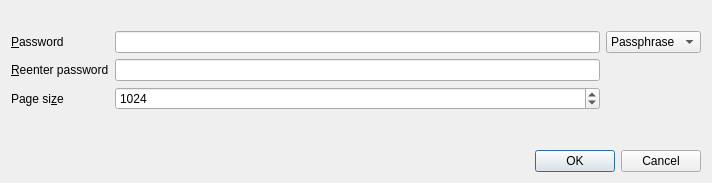
This is src/CipherDialog.ui in sqlitebrowser/sqlitebrowser as Qt 5 draws it before an edit. The edited form follows.
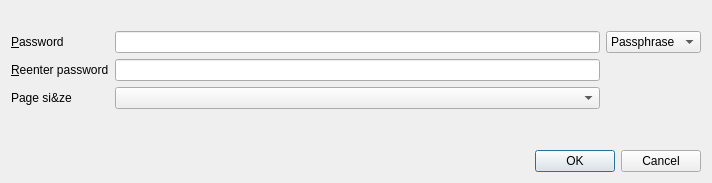
This is the edited form.

Commit message:
Make sure only powers of two are entered for the page size (#1405)
* Make sure only powers of two are entered for the page size

* Replace QSpinBox with QComboBox

Having a QSpinBox didn't make too much sense when we only have 8 valid
values. Forcing the user to type a valid value would have required a
warning message too, along with translations.

Having a QComboBox makes it clear (obviously) what values we are
expecting, without any risk of invalid values or confusion.

* Add thousands separator for page size values

Diff of the .ui file:
```diff
--- a/src/CipherDialog.ui
+++ b/src/CipherDialog.ui
@@ -66,17 +66,7 @@
         </widget>
        </item>
        <item row="2" column="1">
-        <widget class="QSpinBox" name="spinPageSize">
-         <property name="minimum">
-          <number>512</number>
-         </property>
-         <property name="maximum">
-          <number>65536</number>
-         </property>
-         <property name="value">
-          <number>1024</number>
-         </property>
-        </widget>
+        <widget class="QComboBox" name="comboPageSize"/>
        </item>
       </layout>
      </item>
```
Left out of the diff: 2 changed lines with no effect on the pictures. The commit also changes 1 other file.
